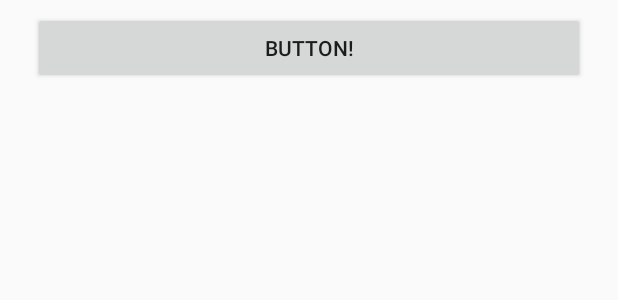
After one commit to zscaiosi/tourist-guide-mobile, an Android app: the layout activity_login.xml on its own in the app's theme, with its tools: preview values and no code run, on a phone screen of 412 x 824 dp. The commit adds this screen. Shown: the top 300 px of the screen. Run offline under Robolectric (Android 15) with nearby library versions, the phone set to English and light mode, and no system bars.

Commit message:
[Add and See flow] Adicionando fluxo e criando Activity de Login;

```diff
--- a/TouristGuideApp/app/src/main/AndroidManifest.xml
+++ b/TouristGuideApp/app/src/main/AndroidManifest.xml
@@ -10,13 +10,17 @@
         android:supportsRtl="true"
         android:theme="@style/AppTheme">
         <activity android:name=".MainActivity">
+
+        </activity>
+        <activity android:name=".View.PlacesListActivity" />
+        <activity android:name=".View.PlaceActivity" />
+        <activity android:name=".View.LoginActivity">
             <intent-filter>
                 <action android:name="android.intent.action.MAIN" />
 
                 <category android:name="android.intent.category.LAUNCHER" />
             </intent-filter>
         </activity>
-        <activity android:name=".View.PlacesListActivity"></activity>
     </application>
 
 </manifest>
--- a/TouristGuideApp/app/src/main/java/com/example/caio/touristguideapp/Model/Place.java
+++ b/TouristGuideApp/app/src/main/java/com/example/caio/touristguideapp/Model/Place.java
@@ -1,10 +1,12 @@
 package com.example.caio.touristguideapp.Model;
+
+import java.io.Serializable;
 
 /**
  * Created by caio on 12/12/17.
  */
 
-public class Place {
+public class Place implements Serializable{
     private String name, address, country;
 
     public Place(String... params){
--- /dev/null
+++ b/TouristGuideApp/app/src/main/res/layout/activity_login.xml
@@ -0,0 +1,27 @@
+<?xml version="1.0" encoding="utf-8"?>
+<android.support.constraint.ConstraintLayout xmlns:android="http://schemas.android.com/apk/res/android"
+    xmlns:app="http://schemas.android.com/apk/res-auto"
+    xmlns:tools="http://schemas.android.com/tools"
+    android:layout_width="match_parent"
+    android:layout_height="match_parent"
+    tools:context="com.example.caio.touristguideapp.View.LoginActivity">
+
+    <LinearLayout
+        android:layout_width="368dp"
+        android:layout_height="499dp"
+        android:layout_marginEnd="8dp"
+        android:layout_marginStart="8dp"
+        android:layout_marginTop="8dp"
+        android:orientation="vertical"
+        app:layout_constraintEnd_toEndOf="parent"
+        app:layout_constraintStart_toStartOf="parent"
+        app:layout_constraintTop_toTopOf="parent">
+
+        <Button
+            android:layout_width="match_parent"
+            android:layout_height="wrap_content"
+            android:text="BUTTON!"
+            />
+
+    </LinearLayout>
+</android.support.constraint.ConstraintLayout>
```
Also changed, not shown: TouristGuideApp/app/src/main/java/com/example/caio/touristguideapp/MainActivity.java (+1 -13 lines), TouristGuideApp/app/src/main/java/com/example/caio/touristguideapp/View/LoginActivity.java (added, +15 -0 lines), TouristGuideApp/app/src/main/java/com/example/caio/touristguideapp/View/PlaceActivity.java (added, +23 -0 lines), TouristGuideApp/app/src/main/java/com/example/caio/touristguideapp/View/PlacesListActivity.java (+27 -10 lines), TouristGuideApp/app/src/main/res/layout/activity_place.xml (added, +9 -0 lines).
